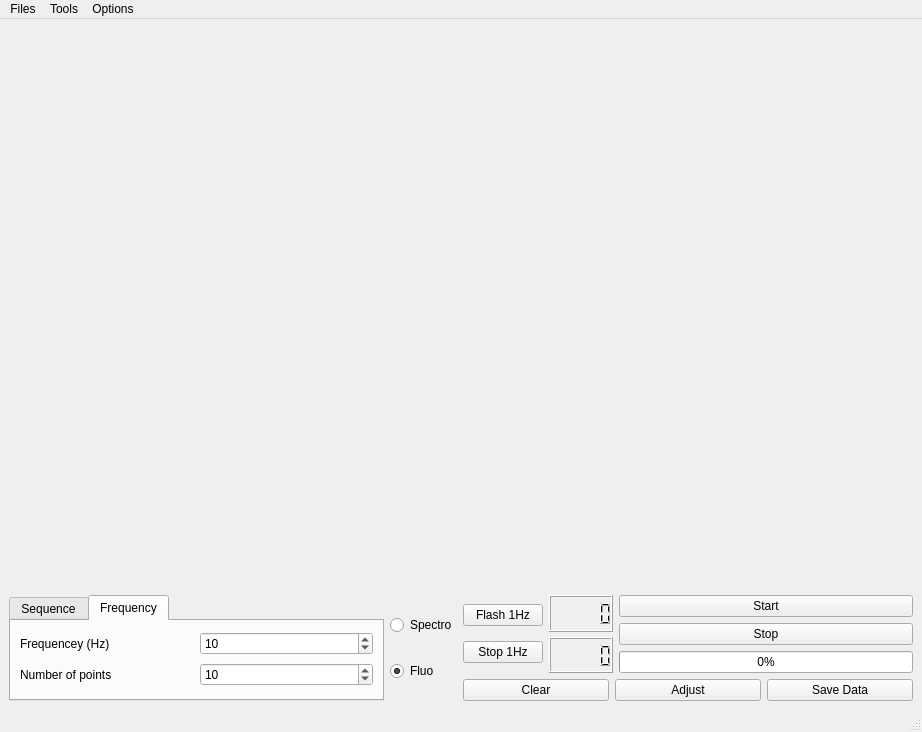
This is JTS_Interface/PyQtFiles/JTS_Designer.ui in ILikeNickelback/JTS-Control-Interface as Qt 5 draws it before an edit. The edited form follows.
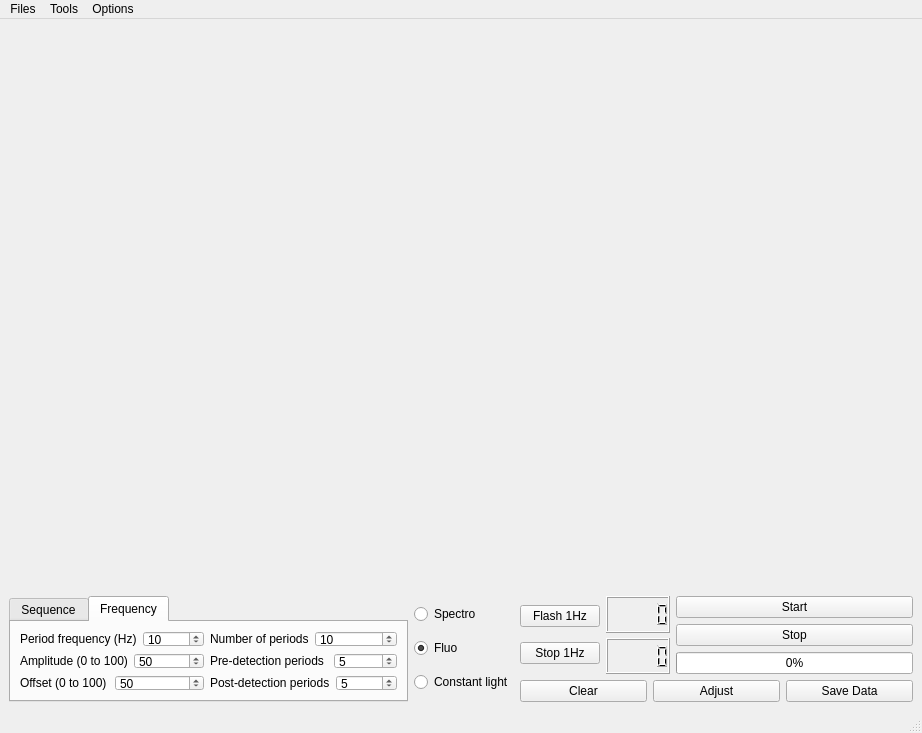
This is the edited form. The open tabs and pages were chosen to show the change.

Commit message: ESP32 version + new buttons for frequency acq

```diff
--- a/JTS_Interface/PyQtFiles/JTS_Designer.ui
+++ b/JTS_Interface/PyQtFiles/JTS_Designer.ui
@@ -13,7 +13,7 @@
     <x>0</x>
     <y>0</y>
     <width>922</width>
-    <height>732</height>
+    <height>733</height>
    </rect>
   </property>
   <property name="sizePolicy">
@@ -32,18 +32,23 @@
    <string>MainWindow</string>
   </property>
   <widget class="QWidget" name="centralwidget">
-   <layout class="QVBoxLayout" name="verticalLayout_7">
+   <layout class="QHBoxLayout" name="horizontalLayout_14">
+    <item>
+     <layout class="QVBoxLayout" name="verticalLayout_8">
     <item>
      <layout class="QVBoxLayout" name="verticalLayout_6">
       <property name="spacing">
        <number>0</number>
       </property>
+        <property name="sizeConstraint">
+         <enum>QLayout::SetMinimumSize</enum>
+        </property>
       <item>
        <widget class="QWidget" name="graphWidget" native="true">
         <property name="minimumSize">
          <size>
           <width>0</width>
-          <height>400</height>
+            <height>350</height>
          </size>
         </property>
         <property name="maximumSize">
@@ -79,7 +84,7 @@
          </size>
         </property>
         <property name="currentIndex">
-         <number>0</number>
+           <number>1</number>
         </property>
         <widget class="QWidget" name="plainTextEdit">
          <attribute name="title">
@@ -117,18 +122,28 @@
          <attribute name="title">
           <string>Frequency</string>
          </attribute>
-         <layout class="QHBoxLayout" name="horizontalLayout_4">
+           <layout class="QHBoxLayout" name="horizontalLayout_13">
           <item>
-           <layout class="QGridLayout" name="gridLayout_2">
-            <item row="0" column="0">
+             <layout class="QHBoxLayout" name="horizontalLayout_12">
+              <property name="sizeConstraint">
+               <enum>QLayout::SetMaximumSize</enum>
+              </property>
+              <item>
+               <layout class="QVBoxLayout" name="verticalLayout_12">
+                <item>
+                 <layout class="QHBoxLayout" name="horizontalLayout_7">
+                  <item>
              <widget class="QLabel" name="label">
               <property name="text">
-               <string>Frequencey (Hz)</string>
+                     <string>Period frequency (Hz)</string>
               </property>
              </widget>
             </item>
-            <item row="0" column="1">
-             <widget class="QSpinBox" name="text_frequency">
+                  <item>
+                   <widget class="QSpinBox" name="period_frequency">
+                    <property name="minimum">
+                     <number>1</number>
+                    </property>
               <property name="maximum">
                <number>30000</number>
               </property>
@@ -137,18 +152,71 @@
               </property>
              </widget>
             </item>
-            <item row="1" column="0">
+                 </layout>
+                </item>
+                <item>
+                 <layout class="QHBoxLayout" name="horizontalLayout_8">
+                  <item>
+                   <widget class="QLabel" name="label_3">
+                    <property name="text">
+                     <string>Amplitude (0 to 100)</string>
+                    </property>
+                   </widget>
+                  </item>
+                  <item>
+                   <widget class="QSpinBox" name="amplitude">
+                    <property name="minimum">
+                     <number>0</number>
+                    </property>
+                    <property name="maximum">
+                     <number>100</number>
+                    </property>
+                    <property name="value">
+                     <number>50</number>
+                    </property>
+                   </widget>
+                  </item>
+                 </layout>
+                </item>
+                <item>
+                 <layout class="QHBoxLayout" name="horizontalLayout_9">
+                  <item>
+                   <widget class="QLabel" name="label_4">
+                    <property name="text">
+                     <string>Offset (0 to 100)</string>
+                    </property>
+                   </widget>
+                  </item>
+                  <item>
+                   <widget class="QSpinBox" name="offset">
+                    <property name="minimum">
+                     <number>0</number>
+                    </property>
+                    <property name="maximum">
+                     <number>100</number>
+                    </property>
+                    <property name="value">
+                     <number>50</number>
+                    </property>
+                   </widget>
+                  </item>
+                 </layout>
+                </item>
+               </layout>
+              </item>
+              <item>
+               <layout class="QVBoxLayout" name="verticalLayout_10">
+                <item>
+                 <layout class="QHBoxLayout" name="horizontalLayout_6">
+                  <item>
              <widget class="QLabel" name="label_2">
               <property name="text">
-               <string>Number of points</string>
+                     <string>Number of periods</string>
               </property>
              </widget>
             </item>
-            <item row="1" column="1">
-             <widget class="QSpinBox" name="text_nbr_of_points">
-              <property name="minimum">
-               <number>1</number>
-              </property>
+                  <item>
+                   <widget class="QSpinBox" name="nbr_of_periods">
               <property name="maximum">
                <number>30000</number>
               </property>
@@ -159,12 +227,64 @@
             </item>
            </layout>
           </item>
-         </layout>
-        </widget>
-       </widget>
-      </item>
+                <item>
+                 <layout class="QHBoxLayout" name="horizontalLayout_10">
+                  <item>
+                   <widget class="QLabel" name="label_5">
+                    <property name="text">
+                     <string>Pre-detection periods </string>
+                    </property>
+                   </widget>
+                  </item>
+                  <item>
+                   <widget class="QSpinBox" name="pre_detection_periods">
+                    <property name="minimum">
+                     <number>0</number>
+                    </property>
+                    <property name="maximum">
+                     <number>30000</number>
+                    </property>
+                    <property name="value">
+                     <number>5</number>
+                    </property>
+                   </widget>
+                  </item>
+                 </layout>
+                </item>
+                <item>
+                 <layout class="QHBoxLayout" name="horizontalLayout_11">
+                  <item>
+                   <widget class="QLabel" name="label_6">
+                    <property name="text">
+                     <string>Post-detection periods</string>
+                    </property>
+                   </widget>
+                  </item>
+                  <item>
+                   <widget class="QSpinBox" name="post_detection_periods">
+                    <property name="minimum">
+                     <number>0</number>
+                    </property>
+                    <property name="maximum">
+                     <number>30000</number>
+                    </property>
+                    <property name="value">
+                     <number>5</number>
+                    </property>
+                   </widget>
+                  </item>
+                 </layout>
+                </item>
+               </layout>
+              </item>
+             </layout>
+            </item>
+           </layout>
+          </widget>
+         </widget>
+        </item>
       <item>
-       <layout class="QVBoxLayout" name="verticalLayout_8">
+         <layout class="QVBoxLayout" name="verticalLayout_7">
         <item>
          <widget class="QRadioButton" name="spectro_button">
           <property name="text">
@@ -182,10 +302,23 @@
           </property>
          </widget>
         </item>
+          <item>
+           <widget class="QRadioButton" name="fluo_button_2">
+            <property name="text">
+             <string>Constant light</string>
+            </property>
+            <property name="checked">
+             <bool>false</bool>
+            </property>
+            <property name="autoExclusive">
+             <bool>false</bool>
+            </property>
+           </widget>
+          </item>
        </layout>
       </item>
       <item>
-       <layout class="QVBoxLayout" name="verticalLayout_5">
+         <layout class="QVBoxLayout" name="verticalLayout_5" stretch="4,1">
         <item>
          <layout class="QHBoxLayout" name="horizontalLayout_2">
           <item>
@@ -298,6 +431,8 @@
              <string>Save Data</string>
             </property>
            </widget>
+            </item>
+           </layout>
           </item>
          </layout>
         </item>
```
Lines whose indentation alone changed are shown as unchanged. The commit also changes 12 other files.
